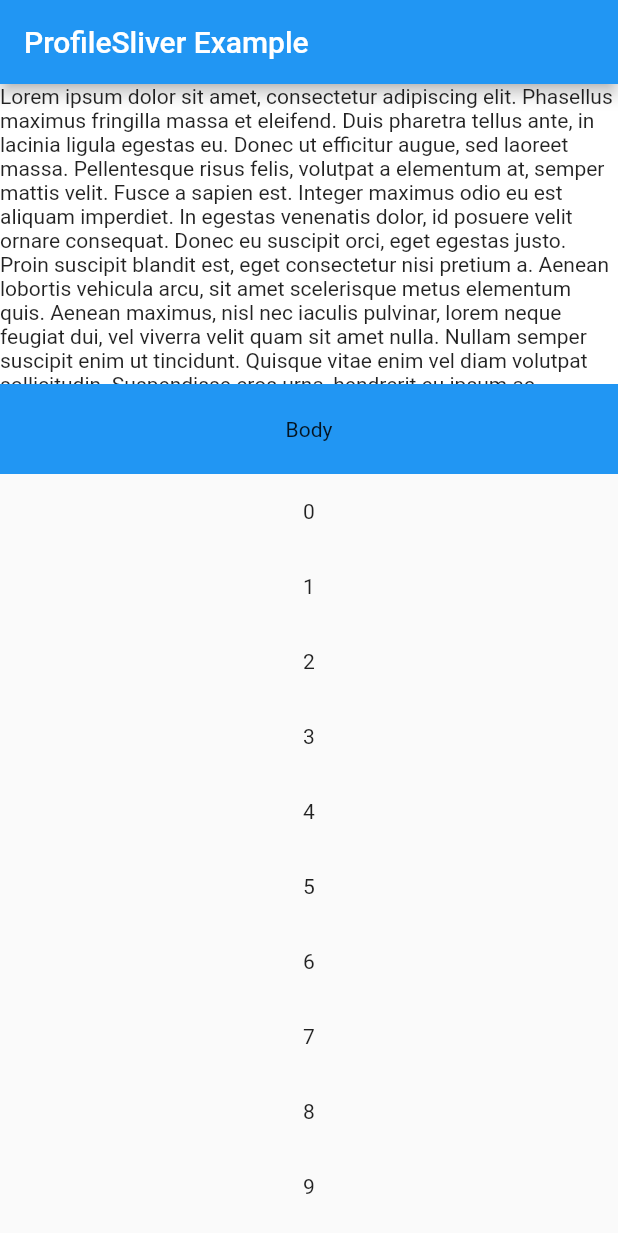
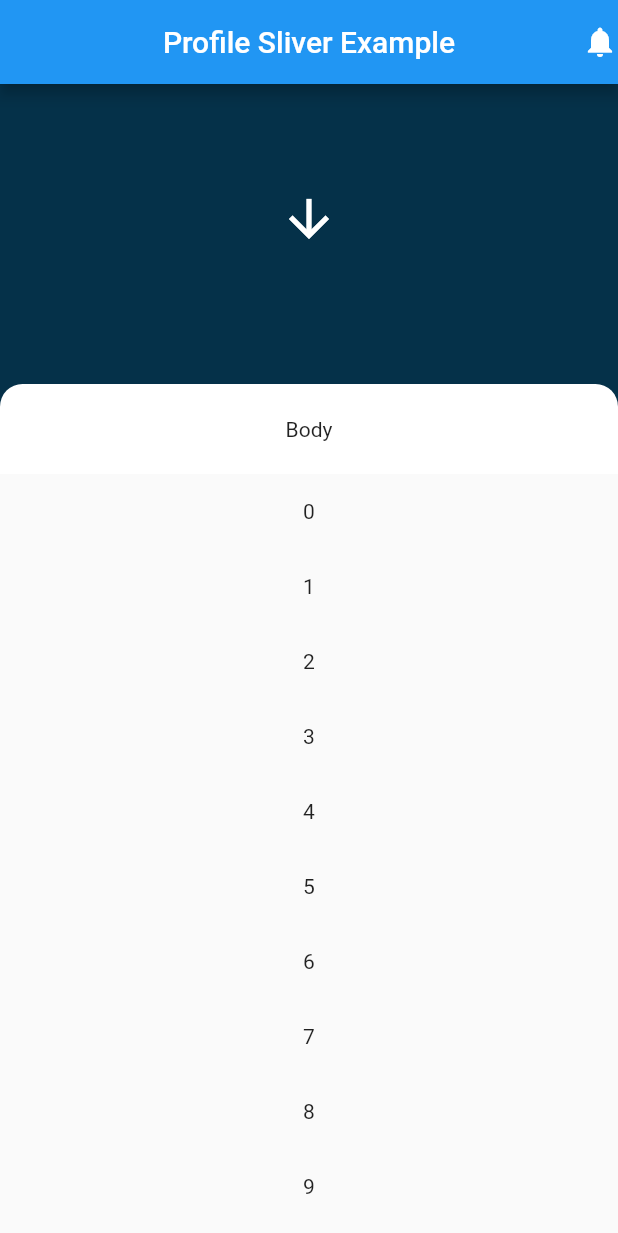
Before and after one commit to appinioGmbH/flutter_packages, a Flutter app: the screen it shows after launch, on a phone screen of 412 x 824 dp. Shown: the top 1233 px of the screen. Run offline on Flutter 3.47's test engine with Material 2 defaults, Android fonts, the phone set to English and light mode, and no system bars.

Commit message:
Adding Comments.

```diff
--- a/packages/profile_sliver/example/lib/main.dart
+++ b/packages/profile_sliver/example/lib/main.dart
@@ -9,9 +9,18 @@ class MyApp extends StatelessWidget {
   @override
   Widget build(BuildContext context) {
     return MaterialApp(
+        debugShowCheckedModeBanner: false,
         home: Scaffold(
           appBar: AppBar(
-        title: Text("ProfileSliver Example"),
+            title: Text(
+              'Profile Sliver Example',
+              style: TextStyle(
+                fontSize: 20,
+                color: Colors.white,
+              ),
+            ),
+            centerTitle: true,
+            actions: [Icon(Icons.notifications)],
           ),
           body: CustomScrollView(
             slivers: [
@@ -19,19 +28,36 @@ class MyApp extends StatelessWidget {
                 headerHeight: 200,
                 header: Container(
                   height: 20,
+                  color: Color(0xFF053149),
+                  child: Column(
+                    mainAxisAlignment: MainAxisAlignment.start,
+                    children: [
+                      SizedBox(height: 50),
+                      SizedBox(height: 20),
+                      Icon(
+                        Icons.arrow_downward,
+                        size: 40,
                         color: Colors.white,
-              child: Text(
-                  'Lorem ipsum dolor sit amet, consectetur adipiscing elit. Phasellus maximus fringilla massa et eleifend. Duis pharetra tellus ante, in lacinia ligula egestas eu. Donec ut efficitur augue, sed laoreet massa. Pellentesque risus felis, volutpat a elementum at, semper mattis velit. Fusce a sapien est. Integer maximus odio eu est aliquam imperdiet. In egestas venenatis dolor, id posuere velit ornare consequat. Donec eu suscipit orci, eget egestas justo. Proin suscipit blandit est, eget consectetur nisi pretium a. Aenean lobortis vehicula arcu, sit amet scelerisque metus elementum quis. Aenean maximus, nisl nec iaculis pulvinar, lorem neque feugiat dui, vel viverra velit quam sit amet nulla. Nullam semper suscipit enim ut tincidunt. Quisque vitae enim vel diam volutpat sollicitudin. Suspendisse eros urna, hendrerit eu ipsum ac, tristique mattis ante. Phasellus suscipit dui eu diam vehicula gravida. Duis ultrices faucibus nunc vitae aliquam.'),
+                      )
+                    ],
+                  ),
                 ),
                 body: Container(
-              color: Colors.blue,
+                  decoration: BoxDecoration(
+                    color: Colors.white,
+                    borderRadius: BorderRadius.only(
+                      topLeft: Radius.circular(15),
+                      topRight: Radius.circular(15),
+                    ),
+                  ),
                   height: 60,
                   child: Center(child: Text("Body")),
                 ),
               ),
               SliverList(
                   delegate: SliverChildBuilderDelegate((context, index) {
-            return Container(height: 50, child: Center(child: Text("$index")));
+                return Container(
+                    height: 50, child: Center(child: Text("$index")));
               }, childCount: 50))
             ],
           ),
--- a/packages/profile_sliver/lib/src/profile_sliver.dart
+++ b/packages/profile_sliver/lib/src/profile_sliver.dart
@@ -17,6 +17,7 @@ class ProfileSliver extends RenderObjectWidget {
   @override
   ProfileSliverElement createElement() => ProfileSliverElement(this);
 
+  /// create a render object instance of the profile sliver
   @override
   ProfileSliverRenderObject createRenderObject(BuildContext context) {
     return ProfileSliverRenderObject(headerHeight: headerHeight);
--- a/packages/profile_sliver/lib/src/profile_sliver_element.dart
+++ b/packages/profile_sliver/lib/src/profile_sliver_element.dart
@@ -17,6 +17,7 @@ class ProfileSliverElement extends RenderObjectElement {
     visitor(_header!);
   }
 
+  /// remove the child
   @override
   void forgetChild(Element child) {
     if (child == _body) {
@@ -29,6 +30,7 @@ class ProfileSliverElement extends RenderObjectElement {
     }
   }
 
+  /// mount the child to the tree
   @override
   void mount(Element? parent, dynamic newSlot) {
     super.mount(parent, newSlot);
@@ -36,6 +38,7 @@ class ProfileSliverElement extends RenderObjectElement {
     _header = updateChild(_header, widget.header, 1);
   }
 
+  /// used when udpating a widget
   @override
   void update(ProfileSliver newWidget) {
     super.update(newWidget);
@@ -44,6 +47,7 @@ class ProfileSliverElement extends RenderObjectElement {
     _header = updateChild(_header, widget.header, 1);
   }
 
+  /// insert a render object
   @override
   void insertRenderObjectChild(covariant RenderBox child, dynamic slot) {
     final ProfileSliverRenderObject renderObject =
@@ -53,12 +57,14 @@ class ProfileSliverElement extends RenderObjectElement {
     assert(renderObject == this.renderObject);
   }
 
+  /// move a render object child
   @override
   void moveRenderObjectChild(
       covariant RenderObject child, dynamic oldSlot, dynamic newSlot) {
     assert(false);
   }
 
+  /// remove render object child
   @override
   void removeRenderObjectChild(covariant RenderObject child, dynamic slot) {
     final ProfileSliverRenderObject renderObject =
```
Also changed, not shown: packages/profile_sliver/lib/src/profile_sliver_render_object.dart (+14 -0 lines). Lines whose indentation alone changed are shown as unchanged.
